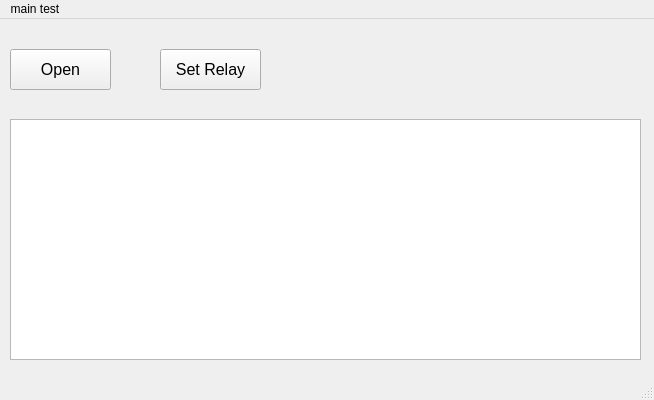
Above: mainwindow.ui from lidianzhe/TestEcu before the change. Below: the same form after it.
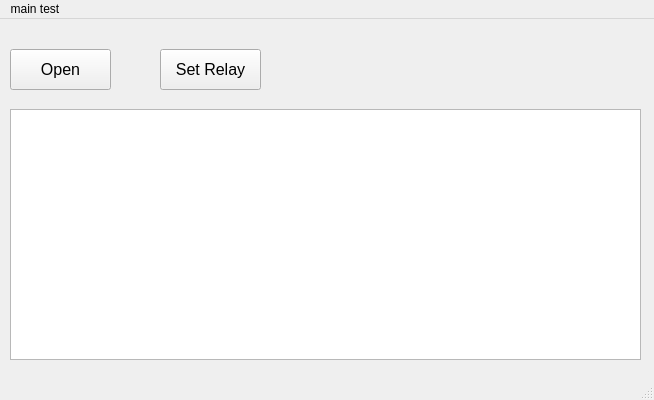
That is the form after the change.

```diff
--- a/mainwindow.ui
+++ b/mainwindow.ui
@@ -18,9 +18,9 @@
     <property name="geometry">
      <rect>
       <x>10</x>
-      <y>100</y>
+      <y>90</y>
       <width>631</width>
-      <height>241</height>
+      <height>251</height>
      </rect>
     </property>
     <property name="sizePolicy">
```
